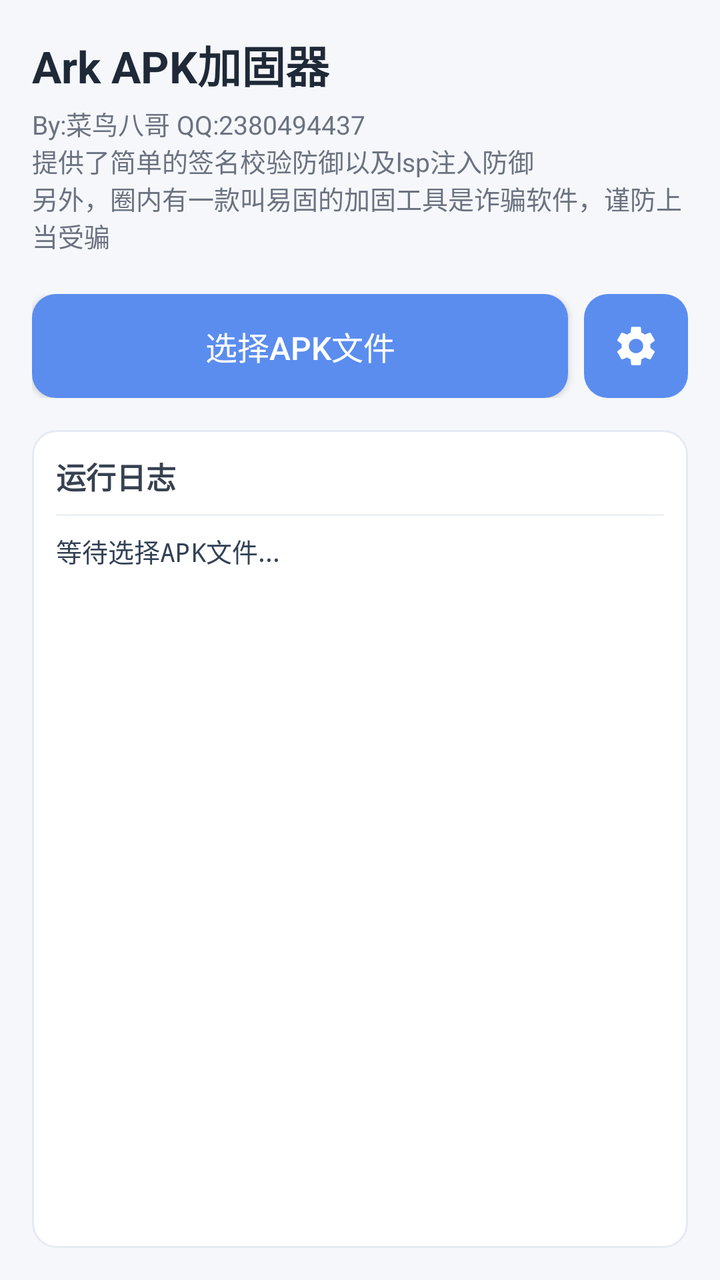
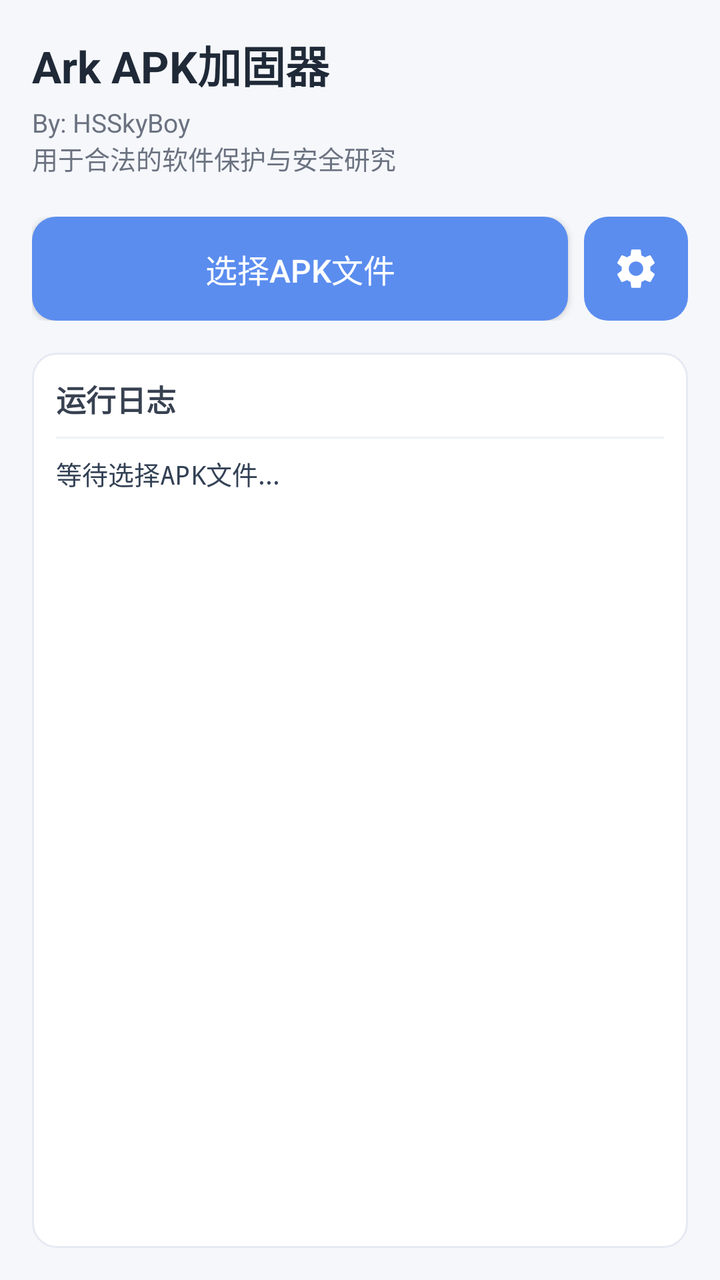

Before-and-after screenshots of an Android layout around one commit, followed by the original layout XML and the change that was made.
<!-- AndroidManifest.xml: application theme android:Theme.Material.Light.NoActionBar -->
<!-- res/layout/activity_main.xml -->
<?xml version="1.0" encoding="utf-8"?>
<LinearLayout xmlns:android="http://schemas.android.com/apk/res/android"
    android:layout_width="match_parent"
    android:layout_height="match_parent"
    android:orientation="vertical"
    android:background="#F5F7FB"
    android:id="@+id/main"
    android:padding="16dp">

    <TextView
        android:layout_width="wrap_content"
        android:layout_height="wrap_content"
        android:text="Ark APK加固器"
        android:textColor="#1F2937"
        android:textSize="22sp"
        android:textStyle="bold" />

    <TextView
        android:layout_width="wrap_content"
        android:layout_height="wrap_content"
        android:layout_marginTop="4dp"
        android:text="By:菜鸟八哥 QQ:2380494437\n提供了简单的签名校验防御以及lsp注入防御\n另外，圈内有一款叫易固的加固工具是诈骗软件，谨防上当受骗"
        android:textColor="#6B7280"
        android:textSize="13sp" />

    <LinearLayout
        android:layout_width="match_parent"
        android:layout_height="wrap_content"
        android:layout_marginTop="20dp"
        android:orientation="horizontal">

        <Button
            android:id="@+id/btnSelectApk"
            android:layout_width="0dp"
            android:layout_height="52dp"
            android:layout_weight="1"
            android:background="@drawable/bg_button"
            android:text="选择APK文件"
            android:textAllCaps="false"
            android:textColor="#FFFFFF"
            android:textSize="16sp" />

        <ImageButton
            android:id="@+id/btnSettings"
            android:layout_width="52dp"
            android:layout_height="52dp"
            android:layout_marginStart="8dp"
            android:background="@drawable/bg_button"
            android:padding="12dp"
            android:scaleType="centerInside"
            android:src="@drawable/ic_settings"
            android:tint="#FFFFFF"
            android:contentDescription="设置" />

    </LinearLayout>

    <LinearLayout
        android:layout_width="match_parent"
        android:layout_height="0dp"
        android:layout_weight="1"
        android:layout_marginTop="16dp"
        android:orientation="vertical"
        android:background="@drawable/bg_log"
        android:padding="12dp">

        <TextView
            android:id="@+id/tvLogTitle"
            android:layout_width="wrap_content"
            android:layout_height="wrap_content"
            android:text="运行日志"
            android:textColor="#374151"
            android:textSize="15sp"
            android:textStyle="bold" />

        <View
            android:layout_width="match_parent"
            android:layout_height="1dp"
            android:layout_marginTop="8dp"
            android:layout_marginBottom="8dp"
            android:background="#EEF2F7" />

        <ScrollView
            android:id="@+id/logScrollView"
            android:layout_width="match_parent"
            android:layout_height="0dp"
            android:layout_weight="1"
            android:fillViewport="true">

            <TextView
                android:id="@+id/tvLog"
                android:layout_width="match_parent"
                android:layout_height="wrap_content"
                android:text="等待选择APK文件...\n"
                android:textColor="#334155"
                android:textIsSelectable="true"
                android:textSize="13sp"
                android:typeface="monospace" />

        </ScrollView>

    </LinearLayout>

</LinearLayout>
<!-- resources referenced by this layout -->
<resources>
  <!-- drawable bg_button (drawable) -->
  <?xml version="1.0" encoding="utf-8"?>
  <shape xmlns:android="http://schemas.android.com/apk/res/android">
  
      <corners android:radius="12dp"/>
  
      <solid android:color="#5B8DEF"/>
  
  </shape>
  <!-- drawable bg_log (drawable) -->
  <?xml version="1.0" encoding="utf-8"?>
  <shape xmlns:android="http://schemas.android.com/apk/res/android">
  
      <corners android:radius="12dp"/>
  
      <solid android:color="#FFFFFF"/>
  
      <stroke
          android:width="1dp"
          android:color="#E6EAF2"/>
  
  </shape>
  <!-- drawable ic_settings (drawable) -->
  <vector xmlns:android="http://schemas.android.com/apk/res/android"
      android:width="24dp"
      android:height="24dp"
      android:viewportWidth="24"
      android:viewportHeight="24">
  
      <path
          android:fillColor="#FFFFFF"
          android:pathData="M19.14,12.94c0.04,-0.31 0.06,-0.63 0.06,-0.94s-0.02,-0.63 -0.06,-0.94l2.03,-1.58c0.18,-0.14 0.23,-0.4 0.12,-0.61l-1.92,-3.32c-0.11,-0.22 -0.37,-0.3 -0.59,-0.22l-2.39,0.96c-0.5,-0.38 -1.05,-0.69 -1.66,-0.92L14.4,2.81C14.37,2.57 14.16,2.4 13.92,2.4h-3.84c-0.24,0 -0.45,0.17 -0.48,0.41L9.27,5.37c-0.61,0.23 -1.16,0.54 -1.66,0.92L5.22,5.33c-0.22,-0.08 -0.48,0 -0.59,0.22L2.71,8.87c-0.11,0.21 -0.06,0.47 0.12,0.61l2.03,1.58c-0.04,0.31 -0.06,0.63 -0.06,0.94s0.02,0.63 0.06,0.94l-2.03,1.58c-0.18,0.14 -0.23,0.4 -0.12,0.61l1.92,3.32c0.11,0.22 0.37,0.3 0.59,0.22l2.39,-0.96c0.5,0.38 1.05,0.69 1.66,0.92l0.33,2.56c0.03,0.24 0.24,0.41 0.48,0.41h3.84c0.24,0 0.45,-0.17 0.48,-0.41l0.33,-2.56c0.61,-0.23 1.16,-0.54 1.66,-0.92l2.39,0.96c0.22,0.08 0.48,0 0.59,-0.22l1.92,-3.32c0.11,-0.21 0.06,-0.47 -0.12,-0.61l-2.03,-1.58zM12,15.6c-1.99,0 -3.6,-1.61 -3.6,-3.6s1.61,-3.6 3.6,-3.6 3.6,1.61 3.6,3.6 -1.61,3.6 -3.6,3.6z" />
  </vector>
</resources>

<!-- the commit's change to res/layout/activity_main.xml (unified diff, before → after) -->
@@ -19,7 +19,7 @@
         android:layout_width="wrap_content"
         android:layout_height="wrap_content"
         android:layout_marginTop="4dp"
-        android:text="By:菜鸟八哥 QQ:2380494437\n提供了简单的签名校验防御以及lsp注入防御\n另外，圈内有一款叫易固的加固工具是诈骗软件，谨防上当受骗"
+        android:text="By: HSSkyBoy \n用于合法的软件保护与安全研究"
         android:textColor="#6B7280"
         android:textSize="13sp" />
 
